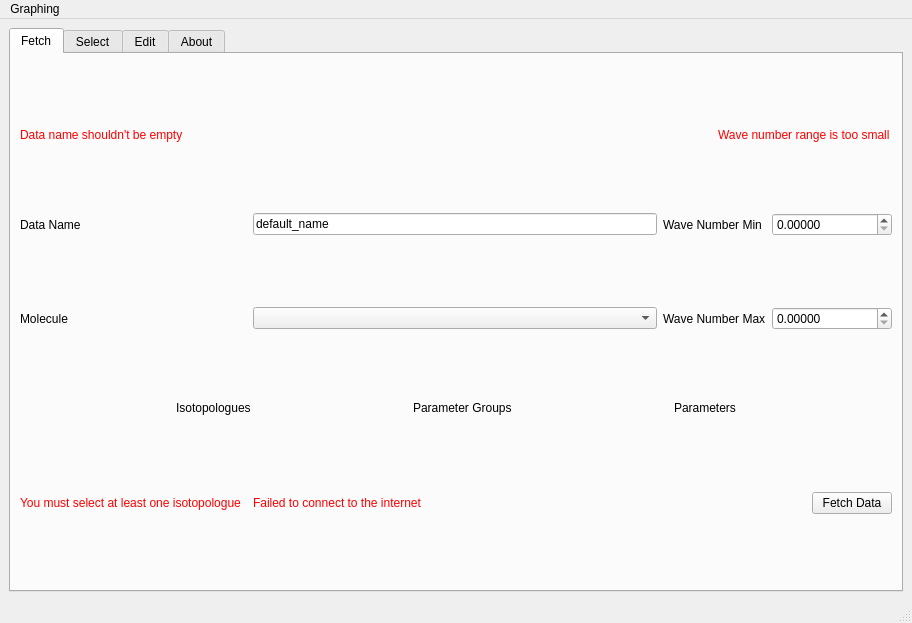
Old version of the form layouts/main_window.ui in the repository hitranonline/hapiest.
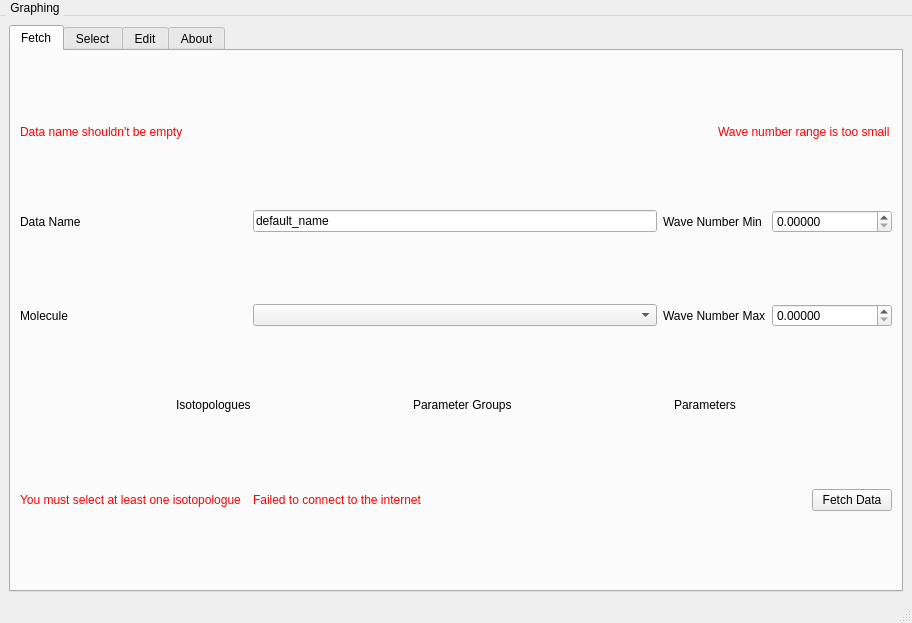
New version of the form.

Commit message: Temporary border fix for graph menu link in main_window

```diff
--- a/layouts/main_window.ui
+++ b/layouts/main_window.ui
@@ -993,9 +993,19 @@
      <x>0</x>
      <y>0</y>
      <width>912</width>
-     <height>26</height>
+     <height>23</height>
     </rect>
    </property>
+   <property name="styleSheet">
+    <string notr="true">QMenuBar::item {
+    padding: 1px 4px;
+    background: transparent;
+    border-radius: 4px;
+}
+QMenuBar::item:selected {
+    background: #a8a8a8;
+}</string>
+   </property>
    <widget class="QMenu" name="menuGraphing">
     <property name="title">
      <string>Graphing</string>
```
Left out of the diff: 8 changed lines with no effect on the pictures.
